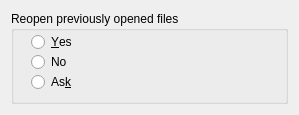
Before: the Qt Designer form src/preferencesReopenPreviouslyOpenedFiles.ui in KDE/kgraphviewer, drawn with Qt 5.
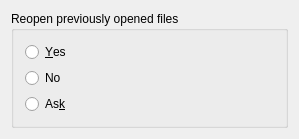
After: the same form once the commit is applied.

Commit message: Make settings dialogs auto-layout themselves properly.

```diff
--- a/src/preferencesReopenPreviouslyOpenedFiles.ui
+++ b/src/preferencesReopenPreviouslyOpenedFiles.ui
@@ -23,6 +23,9 @@
    </size>
   </property>
   <layout class="QHBoxLayout">
+   <property name="sizeConstraint">
+    <enum>QLayout::SetMinimumSize</enum>
+   </property>
    <item>
     <widget class="QGroupBox" name="reopenPreviouslyOpenedFilesMode">
      <property name="sizePolicy">
@@ -43,15 +46,19 @@
      <property name="selectedId" stdset="0">
       <number>-1</number>
      </property>
+     <layout class="QVBoxLayout" name="verticalLayout">
+      <property name="sizeConstraint">
+       <enum>QLayout::SetMinimumSize</enum>
+      </property>
+      <item>
+       <widget class="QRadioButton" name="yes">
+        <property name="text">
+         <string>&amp;Yes</string>
+        </property>
+       </widget>
+      </item>
+      <item>
      <widget class="QRadioButton" name="no">
-      <property name="geometry">
-       <rect>
-        <x>20</x>
-        <y>40</y>
-        <width>107</width>
-        <height>22</height>
-       </rect>
-      </property>
       <property name="text">
        <string>No</string>
       </property>
@@ -59,32 +66,15 @@
        <string/>
       </property>
      </widget>
-     <widget class="QRadioButton" name="yes">
-      <property name="geometry">
-       <rect>
-        <x>20</x>
-        <y>20</y>
-        <width>107</width>
-        <height>22</height>
-       </rect>
-      </property>
-      <property name="text">
-       <string>&amp;Yes</string>
-      </property>
-     </widget>
+      </item>
+      <item>
      <widget class="QRadioButton" name="ask">
-      <property name="geometry">
-       <rect>
-        <x>20</x>
-        <y>60</y>
-        <width>107</width>
-        <height>22</height>
-       </rect>
-      </property>
       <property name="text">
        <string>As&amp;k</string>
       </property>
      </widget>
+      </item>
+     </layout>
     </widget>
    </item>
   </layout>
```
Lines whose indentation alone changed are shown as unchanged. The commit also changes 3 other files.
